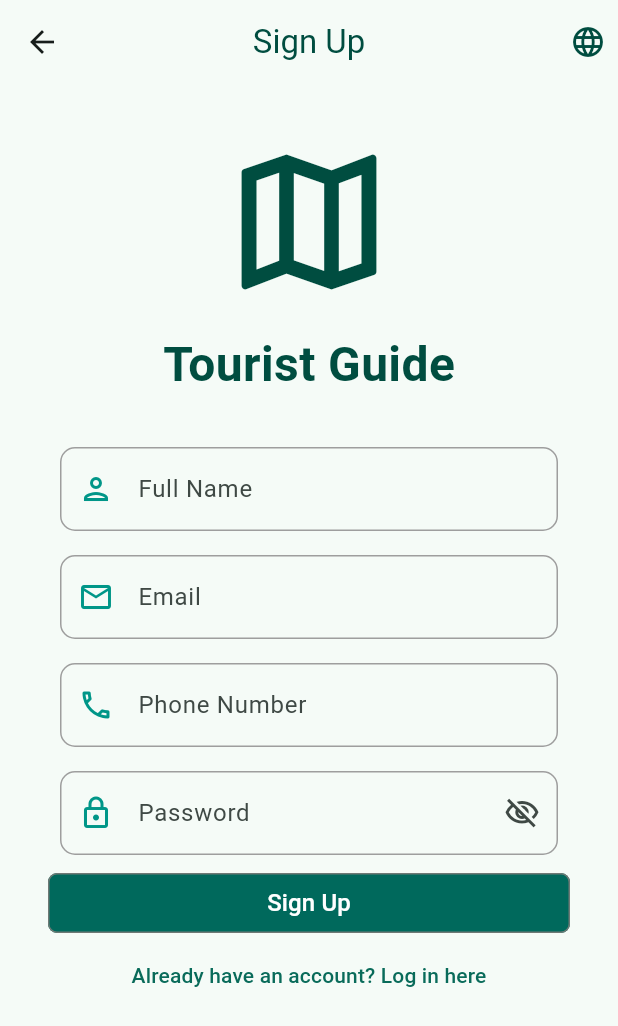
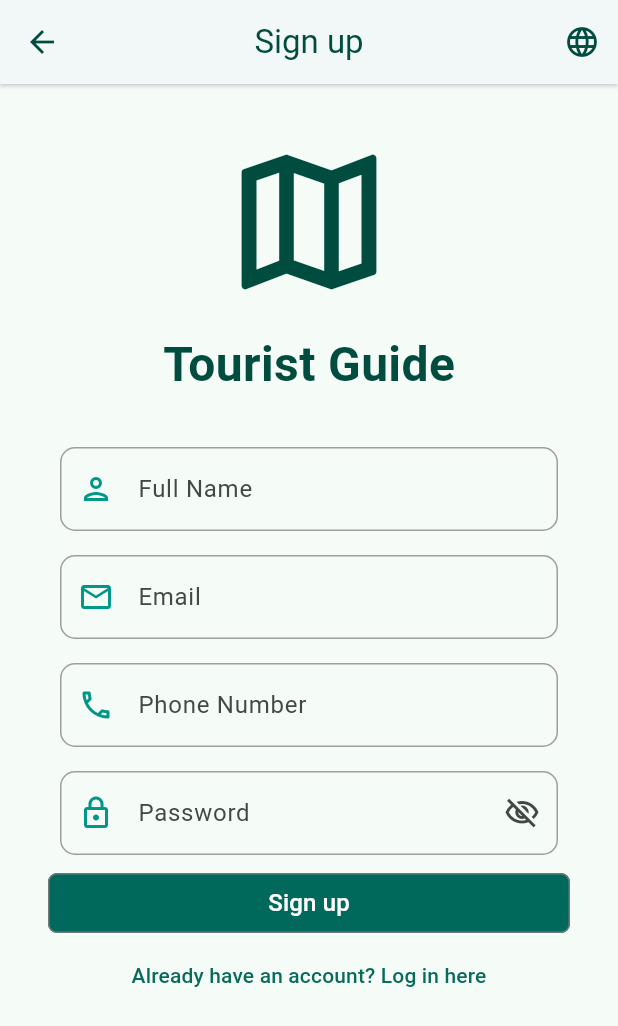
Before and after one commit to Sprints-Flutter-Bootcamp-Projects/Tourist-Guide-App-for-Egypt, a Flutter app: the LoginPage screen opened directly, after a tap on "Log in", after a tap on "New? Sign up here", on a phone screen of 412 x 824 dp. Shown: the top 1026 px of the screen. Run offline on Flutter 3.47's test engine with Material 3 defaults, Android fonts, the phone set to English and light mode, and no system bars; our stand-ins replace easy_localization, shared_preferences; accounts and stored records are empty; network calls fail.

Commit message:
added the appbar we made to sign up and login to work properly, removed the pop menu since we dont need it there

```diff
--- a/assets/translations/ar.json
+++ b/assets/translations/ar.json
@@ -1,5 +1,7 @@
 {
     "select_language": " اختر اللغة",
+    "title": "دليل السياحة",
+    "sign_up": "انشاء حساب",
     "sign_in": "تسجيل الدخول",
     "log_in": "تسجيل الدخول",
     "sign_out": "تسجيل الخروج",
@@ -19,6 +21,7 @@
     "landmarks": "المعالم",
     "favorites": "المفضلات",
     "profile": "الحساب",
+    "edit_profile": "تعديل الحساب",
     "favorites_places": "الأماكن المفضلة",
     "cairo": "القاهرة",
     "alexandria": "الإسكندرية",
--- a/assets/translations/en.json
+++ b/assets/translations/en.json
@@ -1,5 +1,7 @@
 {
     "select_language": "Select Language",
+    "title": "Tourist Guide",
+    "sign_up": "Sign up",
     "sign_in": "Sign in",
     "log_in": "Log in",
     "sign_out": "Sign out",
@@ -19,6 +21,7 @@
     "landmarks": "Landmarks",
     "favorites": "Favorites",
     "profile": "Profile",
+    "edit_profile": "Edit Profile",
     "favorites_places": "Favorite Places",
 
     "cairo": "Cairo",
--- a/lib/views/authentication/login_page.dart
+++ b/lib/views/authentication/login_page.dart
@@ -4,6 +4,7 @@ import 'package:tourist_guide/helpers/shared_pref.dart';
 import 'package:tourist_guide/views/authentication/signup_page.dart';
 import 'package:tourist_guide/widgets/my_textformfield.dart';
 import '../../nav_bar.dart';
+import '../../widgets/app_bar.dart';
 
 class LoginPage extends StatefulWidget {
   const LoginPage({super.key});
@@ -21,13 +22,7 @@ class _LoginPageState extends State<LoginPage> {
   @override
   Widget build(BuildContext context) {
     return Scaffold(
-      appBar: AppBar(
-        centerTitle: true,
-        title: Text(
-          tr('log_in'),
-          style: TextStyle(fontSize: 20, color: Colors.teal.shade700),
-        ),
-      ),
+      appBar: PagesAppBar(context, context.tr("log_in")),
       body: SingleChildScrollView(
         padding: const EdgeInsets.all(32.0),
         child: Form(
@@ -43,8 +38,8 @@ class _LoginPageState extends State<LoginPage> {
               const SizedBox(
                 height: 12,
               ),
-              const Text(
-                "Tourist Guide",
+              Text(
+                context.tr("title"),
                 style: TextStyle(
                     fontSize: 32,
                     fontWeight: FontWeight.w600,
@@ -182,7 +177,7 @@ class _LoginPageState extends State<LoginPage> {
                 ),
               ),
               TextButton(
-                onPressed: () => Navigator.push(
+                onPressed: () => Navigator.pushReplacement(
                     context,
                     MaterialPageRoute(
                       builder: (context) => const SignupPage(),
@@ -210,9 +205,4 @@ class _LoginPageState extends State<LoginPage> {
       ),
     );
   }
-
-  togglePasswordVisibility() {
-    isHiddenPassword = !isHiddenPassword;
-    setState(() {});
-  }
 }
--- a/lib/views/authentication/signup_page.dart
+++ b/lib/views/authentication/signup_page.dart
@@ -5,6 +5,7 @@ import 'package:tourist_guide/views/authentication/login_page.dart';
 import 'package:tourist_guide/widgets/my_textformfield.dart';
 
 import '../../helpers/shared_pref.dart';
+import '../../widgets/app_bar.dart';
 
 class SignupPage extends StatefulWidget {
   const SignupPage({super.key});
@@ -30,25 +31,7 @@ class _SignupPageState extends State<SignupPage> {
   @override
   Widget build(BuildContext context) {
     return Scaffold(
-      appBar: AppBar(
-        title: const Text(
-          "Sign Up",
-          style: TextStyle(
-              fontSize: 22,
-              fontWeight: FontWeight.w400,
-              color: Color(0xFF004D40)),
-        ),
-        centerTitle: true,
-        actions: const [
-          Icon(
-            Icons.language,
-            color: Color(0xFF004D40),
-          ),
-          SizedBox(
-            width: 8,
-          )
-        ],
-      ),
+      appBar: PagesAppBar(context, context.tr("sign_up")),
       body: SingleChildScrollView(
         padding: const EdgeInsets.all(32.0),
         child: Form(
@@ -65,8 +48,8 @@ class _SignupPageState extends State<SignupPage> {
               const SizedBox(
                 height: 12,
               ),
-              const Text(
-                "Tourist Guide",
+              Text(
+                context.tr("title"),
                 style: TextStyle(
                     fontSize: 32,
                     fontWeight: FontWeight.w600,
@@ -173,14 +156,14 @@ class _SignupPageState extends State<SignupPage> {
                           shape: RoundedRectangleBorder(
                               borderRadius: BorderRadius.circular(6)),
                         ),
-                        child: const Text(
-                          'Sign Up',
+                        child: Text(
+                          context.tr("sign_up"),
                           style: TextStyle(fontSize: 16, color: Colors.white),
                         ),
                       ),
               ),
               TextButton(
-                onPressed: () => Navigator.push(
+                onPressed: () => Navigator.pushReplacement(
                     context,
                     MaterialPageRoute(
                       builder: (context) => const LoginPage(),
```
Also changed, not shown: lib/widgets/app_bar.dart (+25 -25 lines).
